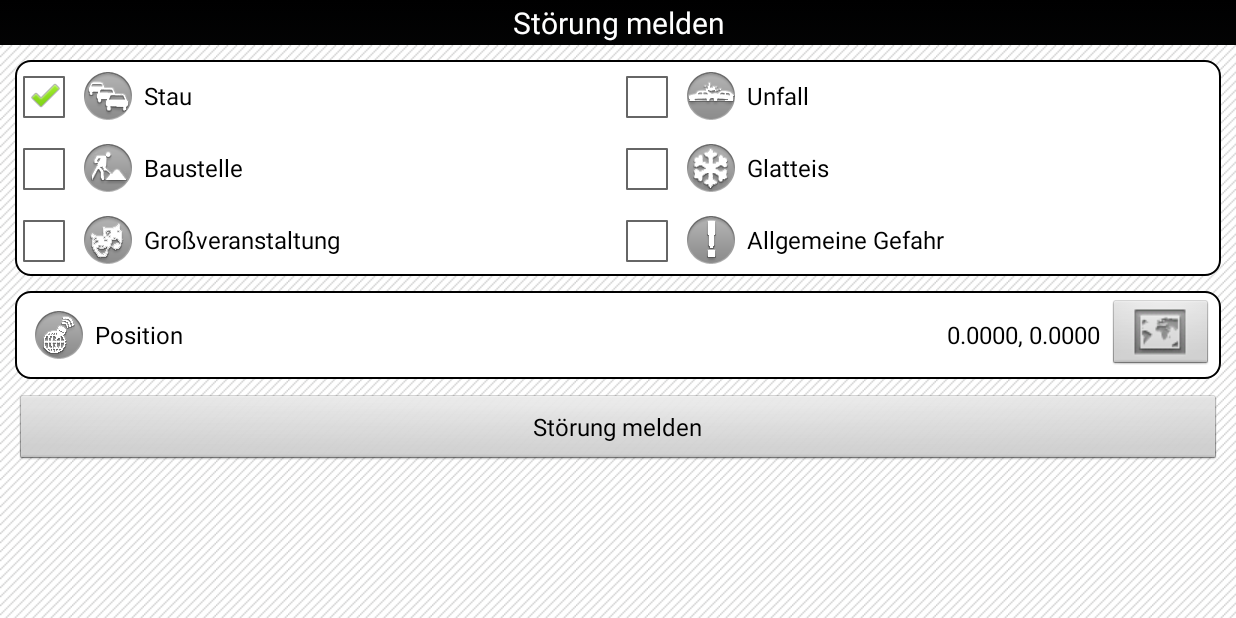
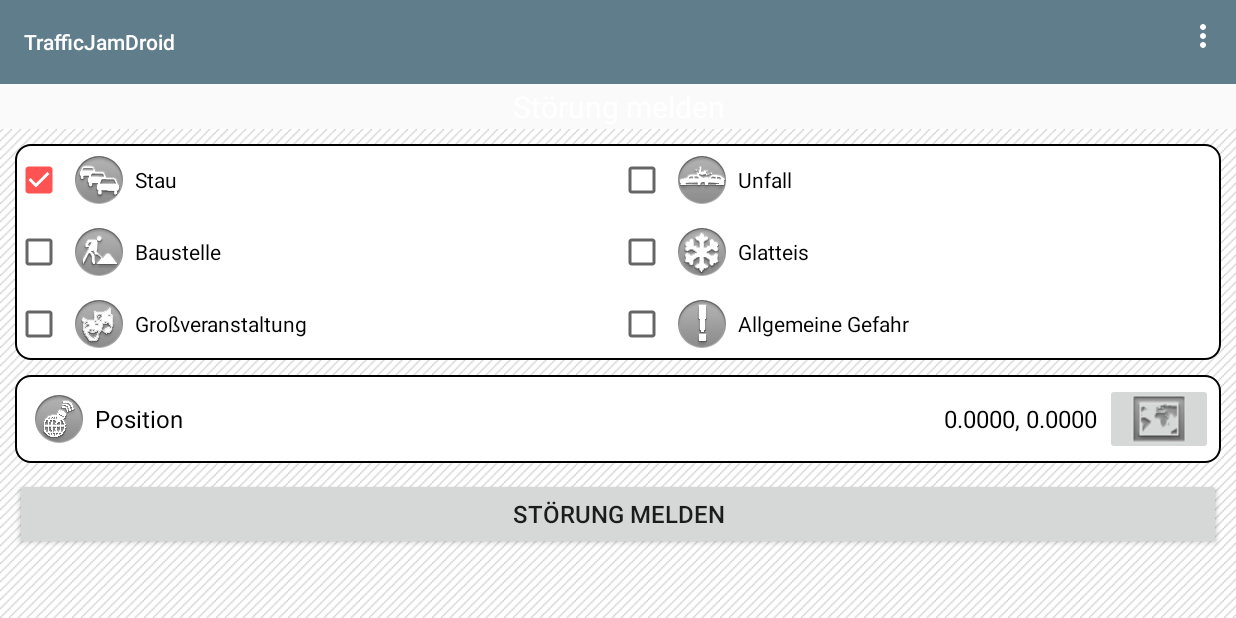
Before and after one commit to dakuenne/TrafficJamDroid-App, an Android app: the JammingActivity screen opened directly, with no data from a screen before it, on a phone screen of 824 x 412 dp (held sideways). Run offline under Robolectric (Android 15) with nearby library versions, the phone set to English and light mode, and no system bars; libraries missing offline, so code that uses them is left out: org.osmdroid, org.osmdroid.util.

Commit message:
Added Toolbar for all activities

```diff
--- a/app/build.gradle
+++ b/app/build.gradle
@@ -30,6 +30,7 @@ android {
 dependencies {
     testCompile 'junit:junit:4.12'
     compile 'com.android.support:appcompat-v7:22.2.1'
+    compile 'com.android.support:design:22.2.1'
     compile 'org.osmdroid:osmdroid-android:5.0.1@aar'
     compile 'org.slf4j:slf4j-simple:1.6.1'
 }
--- a/app/src/main/java/org/traffic/jamdroid/TrafficJamDroidActivity.java
+++ b/app/src/main/java/org/traffic/jamdroid/TrafficJamDroidActivity.java
@@ -33,6 +33,7 @@ import android.content.Context;
 import android.os.Bundle;
 import android.os.Handler;
 import android.os.PowerManager;
+import android.support.v7.widget.Toolbar;
 
 /**
  * Initial {@link android.app.Activity} of the application <i>TrafficJamDroid</i>.
@@ -69,6 +70,7 @@ public class TrafficJamDroidActivity extends BaseActivity {
 	public void onCreate(Bundle savedInstanceState) {
 		super.onCreate(savedInstanceState);
 		setContentView(R.layout.map);
+		setSupportActionBar((Toolbar) findViewById(R.id.toolbar));
 
 		// performing a three-way-handshake to get a new id
 		new HandshakeTask().execute(getApplicationContext());
--- a/app/src/main/java/org/traffic/jamdroid/activities/BaseActivity.java
+++ b/app/src/main/java/org/traffic/jamdroid/activities/BaseActivity.java
@@ -26,6 +26,7 @@ import android.app.Activity;
 import android.app.AlertDialog;
 import android.content.DialogInterface;
 import android.content.Intent;
+import android.support.v7.app.AppCompatActivity;
 import android.view.Menu;
 import android.view.MenuInflater;
 import android.view.MenuItem;
@@ -39,7 +40,7 @@ import android.view.MenuItem;
  * @see RoutingActivity
  * @see JammingActivity
  */
-public class BaseActivity extends Activity {
+public class BaseActivity extends AppCompatActivity {
 
 	@Override
 	public boolean onCreateOptionsMenu(Menu menu) {
--- a/app/src/main/java/org/traffic/jamdroid/activities/HelpActivity.java
+++ b/app/src/main/java/org/traffic/jamdroid/activities/HelpActivity.java
@@ -25,6 +25,8 @@ import org.traffic.jamdroid.utils.IConstants;
 
 import android.app.Activity;
 import android.os.Bundle;
+import android.support.v7.app.AppCompatActivity;
+import android.support.v7.widget.Toolbar;
 import android.webkit.WebView;
 
 /**
@@ -33,12 +35,13 @@ import android.webkit.WebView;
  * @author Daniel Kuenne
  * @version $LastChangedRevision: 151 $
  */
-public class HelpActivity extends Activity {
+public class HelpActivity extends AppCompatActivity {
 
 	@Override
 	protected void onCreate(Bundle savedInstanceState) {
 		super.onCreate(savedInstanceState);
 		setContentView(R.layout.help);
+		setSupportActionBar((Toolbar) findViewById(R.id.toolbar));
 
 		Bundle extras = getIntent().getExtras();
 		String anchor = extras.getString("param");
--- a/app/src/main/java/org/traffic/jamdroid/activities/JammingActivity.java
+++ b/app/src/main/java/org/traffic/jamdroid/activities/JammingActivity.java
@@ -36,6 +36,7 @@ import android.location.Geocoder;
 import android.location.Location;
 import android.os.AsyncTask;
 import android.os.Bundle;
+import android.support.v7.widget.Toolbar;
 import android.util.Log;
 import android.view.View;
 import android.widget.Button;
@@ -63,6 +64,7 @@ public class JammingActivity extends BaseActivity {
 	public void onCreate(Bundle savedInstanceState) {
 		super.onCreate(savedInstanceState);
 		setContentView(R.layout.jamming);
+		setSupportActionBar((Toolbar) findViewById(R.id.toolbar));
 		txtPosition = ((TextView) findViewById(R.id.cur_position));
 
 		// initialize the onCLickListener for all six checkboxes
--- a/app/src/main/java/org/traffic/jamdroid/activities/RoutingActivity.java
+++ b/app/src/main/java/org/traffic/jamdroid/activities/RoutingActivity.java
@@ -49,6 +49,7 @@ import android.location.Geocoder;
 import android.location.Location;
 import android.os.AsyncTask;
 import android.os.Bundle;
+import android.support.v7.widget.Toolbar;
 import android.util.Log;
 import android.view.View;
 import android.widget.AdapterView;
@@ -80,6 +81,7 @@ public class RoutingActivity extends BaseActivity {
 	public void onCreate(Bundle savedInstanceState) {
 		super.onCreate(savedInstanceState);
 		setContentView(R.layout.routing);
+		setSupportActionBar((Toolbar) findViewById(R.id.toolbar));
 
 		LocalData.getInstance().getRoute().clear();
 
--- a/app/src/main/java/org/traffic/jamdroid/activities/SearchActivity.java
+++ b/app/src/main/java/org/traffic/jamdroid/activities/SearchActivity.java
@@ -37,6 +37,8 @@ import android.location.Address;
 import android.location.Geocoder;
 import android.location.Location;
 import android.os.Bundle;
+import android.support.v7.app.AppCompatActivity;
+import android.support.v7.widget.Toolbar;
 import android.util.Log;
 import android.view.View;
 import android.widget.Button;
@@ -49,7 +51,7 @@ import android.widget.EditText;
  * @author Daniel Kuenne
  * @version $LastChangedRevision: 191 $
  */
-public class SearchActivity extends Activity {
+public class SearchActivity extends AppCompatActivity {
 
 	/** The displayed map */
 	private SearchView map;
@@ -58,6 +60,7 @@ public class SearchActivity extends Activity {
 	protected void onCreate(Bundle savedInstanceState) {
 		super.onCreate(savedInstanceState);
 		setContentView(R.layout.search_address);
+		setSupportActionBar((Toolbar) findViewById(R.id.toolbar));
 
 		// setting up the map
 		map = (SearchView) findViewById(R.id.prev_map);
--- a/app/src/main/java/org/traffic/jamdroid/activities/ShowProblemsActivity.java
+++ b/app/src/main/java/org/traffic/jamdroid/activities/ShowProblemsActivity.java
@@ -36,6 +36,8 @@ import android.content.Intent;
 import android.graphics.Color;
 import android.os.AsyncTask;
 import android.os.Bundle;
+import android.support.v7.app.AppCompatActivity;
+import android.support.v7.widget.Toolbar;
 
 /**
  * This activity visualizes the identified recurring problems. It is called by
@@ -46,7 +48,7 @@ import android.os.Bundle;
  * @see MapView
  * @see ProgressDialog
  */
-public class ShowProblemsActivity extends Activity {
+public class ShowProblemsActivity extends AppCompatActivity {
 
 	/** The dialog to show the users that the data is loading */
 	private ProgressDialog pd = null;
@@ -58,6 +60,7 @@ public class ShowProblemsActivity extends Activity {
 	protected void onCreate(Bundle savedInstanceState) {
 		super.onCreate(savedInstanceState);
 		setContentView(R.layout.problemmap);
+		setSupportActionBar((Toolbar) findViewById(R.id.toolbar));
 		mapView = (MapView) findViewById(R.id.probmapview);
 		this.pd = ProgressDialog.show(this, "", getApplicationContext()
 				.getResources().getString(R.string.popup_visualize_problems));
--- a/app/src/main/res/layout-land/help.xml
+++ b/app/src/main/res/layout-land/help.xml
@@ -3,6 +3,10 @@
 	xmlns:android="http://schemas.android.com/apk/res/android"
 	android:layout_width="fill_parent" android:layout_height="match_parent"
 	android:layout_weight="1.0" android:orientation="vertical">
+
+	<include
+		android:id="@+id/toolbar"
+		layout="@layout/toolbar" />
 
 	<TextView android:id="@+id/helpinfo" android:layout_height="30dip"
 		android:gravity="center" android:textSize="30px" android:layout_width="fill_parent"
--- a/app/src/main/res/layout-land/jamming.xml
+++ b/app/src/main/res/layout-land/jamming.xml
@@ -3,6 +3,10 @@
 	xmlns:android="http://schemas.android.com/apk/res/android"
 	android:layout_width="fill_parent" android:layout_height="match_parent"
 	android:layout_weight="1.0" android:orientation="vertical">
+
+	<include
+		android:id="@+id/toolbar"
+		layout="@layout/toolbar" />
 
 	<TextView android:id="@+id/jaminfo" android:layout_height="30dip"
 		android:gravity="center" android:textSize="30px" android:layout_width="fill_parent"
--- a/app/src/main/res/layout-land/knownproblems.xml
+++ b/app/src/main/res/layout-land/knownproblems.xml
@@ -3,6 +3,10 @@
 	xmlns:android="http://schemas.android.com/apk/res/android"
 	android:layout_width="fill_parent" android:layout_height="match_parent"
 	android:layout_weight="1.0" android:orientation="vertical">
+
+	<include
+		android:id="@+id/toolbar"
+		layout="@layout/toolbar" />
 
 	<TextView android:id="@+id/probinfo" android:layout_height="30dip"
 		android:gravity="center" android:textSize="30px" android:layout_width="fill_parent"
--- a/app/src/main/res/layout-land/map.xml
+++ b/app/src/main/res/layout-land/map.xml
@@ -3,6 +3,10 @@
 	xmlns:android="http://schemas.android.com/apk/res/android"
 	android:layout_width="fill_parent" android:layout_height="match_parent"
 	android:layout_weight="1.0" android:orientation="vertical">
+
+	<include
+		android:id="@+id/toolbar"
+		layout="@layout/toolbar" />
 
 	<org.traffic.jamdroid.views.InfoView
 		android:id="@+id/mapinfo" android:layout_height="30dip"
--- a/app/src/main/res/layout-land/problemmap.xml
+++ b/app/src/main/res/layout-land/problemmap.xml
@@ -3,6 +3,10 @@
 	xmlns:android="http://schemas.android.com/apk/res/android"
 	android:layout_width="fill_parent" android:layout_height="match_parent"
 	android:layout_weight="1.0" android:orientation="vertical">
+
+	<include
+		android:id="@+id/toolbar"
+		layout="@layout/toolbar" />
 
 	<TextView android:id="@+id/probmapinfo" android:layout_height="30dip"
 		android:gravity="center" android:textSize="30px" android:layout_width="fill_parent"
--- a/app/src/main/res/layout-land/routing.xml
+++ b/app/src/main/res/layout-land/routing.xml
@@ -3,6 +3,10 @@
 	xmlns:android="http://schemas.android.com/apk/res/android"
 	android:layout_width="fill_parent" android:layout_height="match_parent"
 	android:layout_weight="1.0" android:orientation="vertical">
+
+	<include
+		android:id="@+id/toolbar"
+		layout="@layout/toolbar" />
 
 	<TextView android:id="@+id/routeinfo" android:layout_height="30dip"
 		android:gravity="center" android:textSize="25dip" android:layout_width="fill_parent"
--- a/app/src/main/res/layout/search_address.xml
+++ b/app/src/main/res/layout/search_address.xml
@@ -2,6 +2,10 @@
 <LinearLayout xmlns:android="http://schemas.android.com/apk/res/android"
 	android:layout_width="fill_parent" android:layout_height="fill_parent"
 	android:background="@drawable/background" android:orientation="vertical">
+
+	<include
+		android:id="@+id/toolbar"
+		layout="@layout/toolbar" />
 
 	<TextView android:id="@+id/routeinfo" android:layout_height="30dip"
 		android:gravity="center" android:textSize="25dip" android:layout_width="fill_parent"
--- /dev/null
+++ b/app/src/main/res/layout/toolbar.xml
@@ -0,0 +1,9 @@
+<android.support.v7.widget.Toolbar xmlns:android="http://schemas.android.com/apk/res/android"
+    xmlns:app="http://schemas.android.com/apk/res-auto"
+    android:layout_width="match_parent"
+    android:layout_height="wrap_content"
+    android:layout_alignParentTop="true"
+    android:background="?attr/colorPrimary"
+    android:minHeight="?attr/actionBarSize"
+    app:popupTheme="@style/TrafficTheme.Popup"
+    app:theme="@style/TrafficTheme.Toolbar" />
--- /dev/null
+++ b/app/src/main/res/values/themes.xml
@@ -0,0 +1,33 @@
+<?xml version="1.0" encoding="utf-8"?>
+<resources>
+    <!-- primary colors -->
+    <color name="chaos_primary">#607d8b</color>
+    <color name="chaos_primary_light">#cfd8dc</color>
+    <color name="chaos_primary_dark">#455a64</color>
+
+    <!-- accent colors -->
+    <color name="chaos_accent">#ff5252</color>
+    <color name="chaos_accent_light">#ff8a80</color>
+    <color name="chaos_accent_dark">#ff1744</color>
+
+    <style name="TrafficTheme.Base" parent="@style/Theme.AppCompat.Light.DarkActionBar">
+        <item name="android:windowActionBar">false</item>
+        <item name="android:windowNoTitle">true</item>
+
+        <!-- Support Library -->
+        <item name="windowActionBar">false</item>
+        <item name="windowNoTitle">true</item>
+
+        <!-- Material Design -->
+        <item name="colorPrimary">@color/chaos_primary</item>
+        <item name="colorPrimaryDark">@color/chaos_primary_dark</item>
+        <item name="colorAccent">@color/chaos_accent</item>
+    </style>
+
+    <style name="TrafficTheme" parent="TrafficTheme.Base"/>
+
+    <style name="TrafficTheme.Toolbar" parent="ThemeOverlay.AppCompat.Dark.ActionBar" />
+
+    <style name="TrafficTheme.Popup" parent="ThemeOverlay.AppCompat.Light" />
+
+</resources>
```
Also changed, not shown: app/src/main/AndroidManifest.xml (+1 -9 lines).
